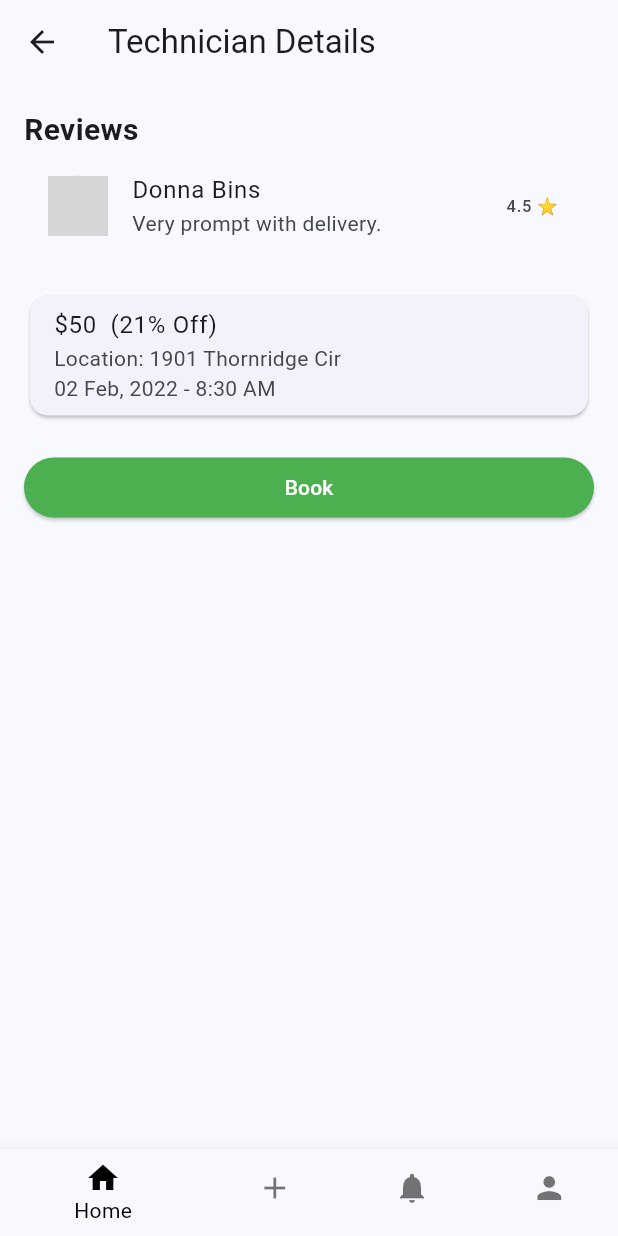
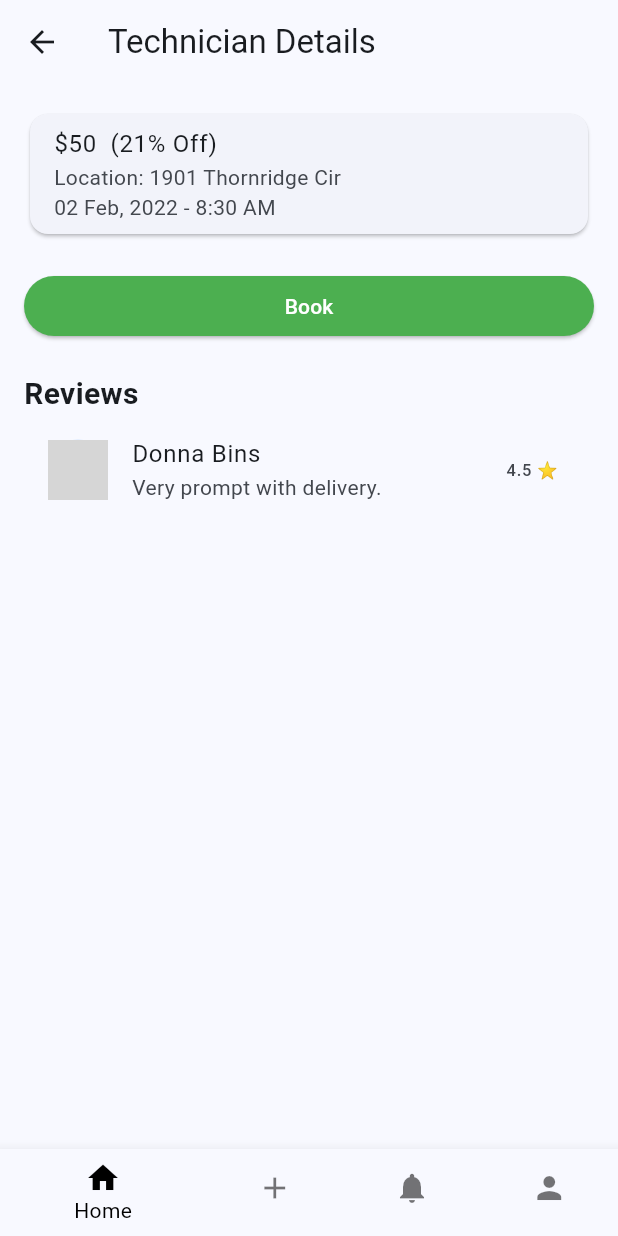
Before and after one commit to Humer-r5/Extra-Cash-App, a Flutter app: the TechnicianDetailsScreen screen opened directly, on a phone screen of 412 x 824 dp. Run offline on Flutter 3.47's test engine with Material 3 defaults, Android fonts, the phone set to English and light mode, and no system bars; our stand-ins replace flutter_otp_text_field, image_picker; grey boxes are pictures that could not be loaded.

Commit message:
palced rating part bellow book part

```diff
--- a/lib/screens/technician_details_screen.dart
+++ b/lib/screens/technician_details_screen.dart
@@ -1,13 +1,8 @@
 import 'package:flutter/material.dart';
 import 'customer_info_screen.dart';
-// import './login-continue-page.dart';
 import 'home_page.dart';
 import '../widgets/BottomNavBar .dart';
 import 'profile_page.dart';
-// import 'customer_info_screen.dart'; // Import the CustomerInfoScreen
-// import '../widgets/BottomNavBar .dart'; // Import the BottomNavBar widget
-// import 'home_page.dart'; // Import the HomePage
-// import 'profile_page.dart'; // Import the ProfilePage
 
 class TechnicianDetailsScreen extends StatelessWidget {
   const TechnicianDetailsScreen({super.key});
@@ -34,24 +29,12 @@ class TechnicianDetailsScreen extends StatelessWidget {
 
     return Scaffold(
       appBar: AppBar(title: const Text("Technician Details")),
-      body: Padding(
+      body: SingleChildScrollView(
         padding: const EdgeInsets.all(16.0),
         child: Column(
           crossAxisAlignment: CrossAxisAlignment.start,
           children: [
-            const Text(
-              "Reviews",
-              style: TextStyle(fontSize: 20, fontWeight: FontWeight.bold),
-            ),
-            ListTile(
-              leading: const CircleAvatar(
-                backgroundImage: AssetImage("assets/profile.png"),
-              ),
-              title: const Text("Donna Bins"),
-              subtitle: const Text("Very prompt with delivery."),
-              trailing: const Text("4.5 ⭐"),
-            ),
-            const SizedBox(height: 20),
+            // Pricing and Schedule
             Card(
               child: ListTile(
                 title: const Text("\$50  (21% Off)"),
@@ -61,6 +44,8 @@ class TechnicianDetailsScreen extends StatelessWidget {
               ),
             ),
             const SizedBox(height: 20),
+
+            // Booking Button
             Row(
               children: [
                 Expanded(
@@ -84,6 +69,21 @@ class TechnicianDetailsScreen extends StatelessWidget {
                 ),
               ],
             ),
+            const SizedBox(height: 20),
+
+            // Reviews (Moved to End)
+            const Text(
+              "Reviews",
+              style: TextStyle(fontSize: 20, fontWeight: FontWeight.bold),
+            ),
+            ListTile(
+              leading: const CircleAvatar(
+                backgroundImage: AssetImage("assets/profile.png"),
+              ),
+              title: const Text("Donna Bins"),
+              subtitle: const Text("Very prompt with delivery."),
+              trailing: const Text("4.5 ⭐"),
+            ),
           ],
         ),
       ),
```
Also changed, not shown: lib/screens/login-continue-page.dart (+0 -58 lines).
